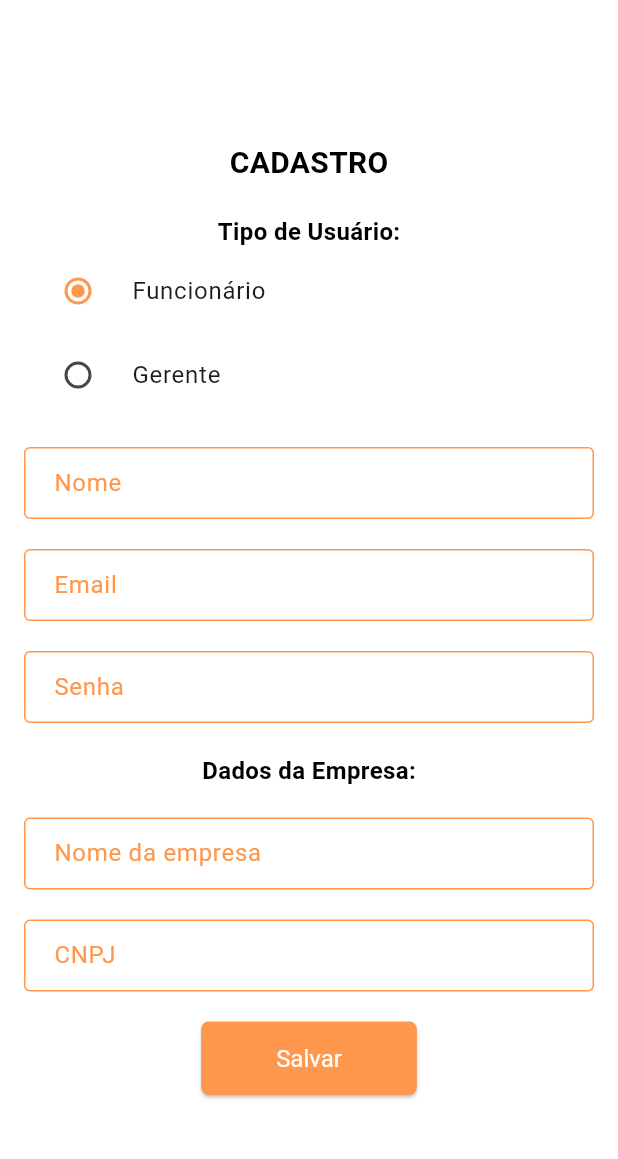
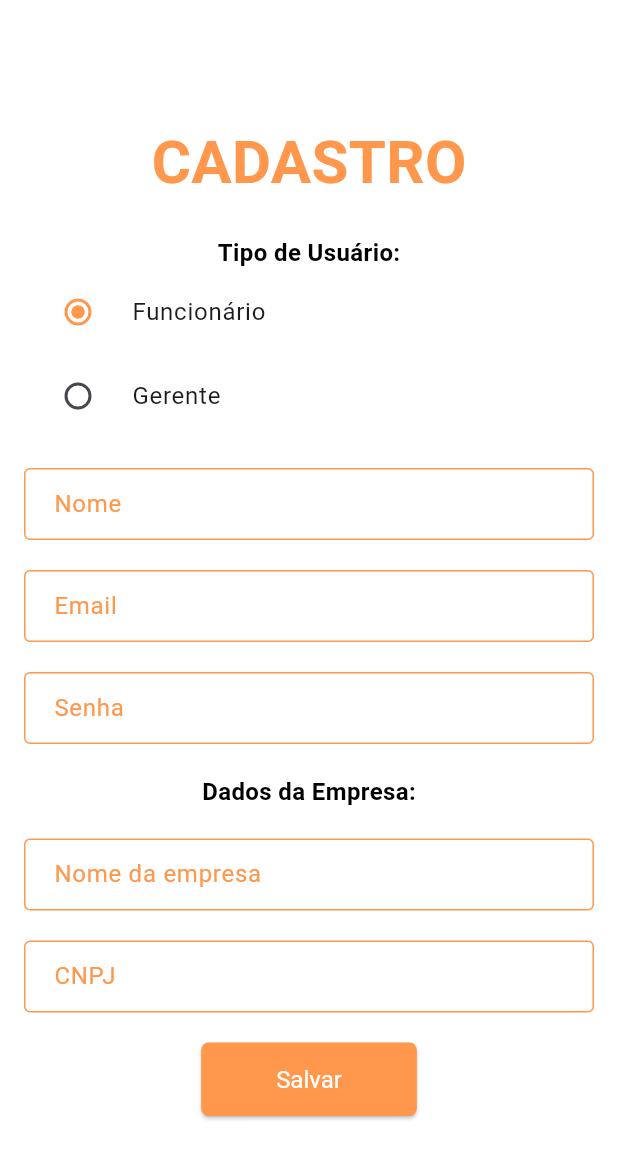
Before and after one commit to Analaurasil/AppDourado, a Flutter app: the TelaCadastro screen opened by its route, on a phone screen of 412 x 824 dp. Shown: the top 1159 px of the screen. Run offline on Flutter 3.47's test engine with Material 3 defaults, Android fonts, the phone set to English and light mode, and no system bars; our stand-ins replace dio, go_router, shared_preferences, signature, table_calendar; accounts and stored records are empty.

Commit message:
update cadastro.dart

```diff
--- a/lib/cadastro.dart
+++ b/lib/cadastro.dart
@@ -91,21 +91,23 @@ class _TelaCadastroState extends State<TelaCadastro> {
           child: Column(
             mainAxisAlignment: MainAxisAlignment.center,
             children: [
-              const Text(
+              Text(
                 'CADASTRO',
                 style: TextStyle(
-                  fontSize: 20,
+                  fontSize: 40,
                   fontWeight: FontWeight.bold,
-                  color: Colors.black,
+                  color: Theme.of(context).primaryColor,
                 ),
               ),
               const SizedBox(height: 20),
               const Text(
                 'Tipo de Usuário:',
+                textAlign: TextAlign.left,
                 style: TextStyle(
                   fontSize: 16,
                   fontWeight: FontWeight.bold,
                   color: Colors.black,
+
                 ),
               ),
               RadioListTile<String>(
@@ -182,6 +184,7 @@ class _TelaCadastroState extends State<TelaCadastro> {
               const SizedBox(height: 20),
                           const Text(
                 'Dados da Empresa:',
+                textAlign: TextAlign.left,
                 style: TextStyle(
                   fontSize: 16,
                   fontWeight: FontWeight.bold,
```
